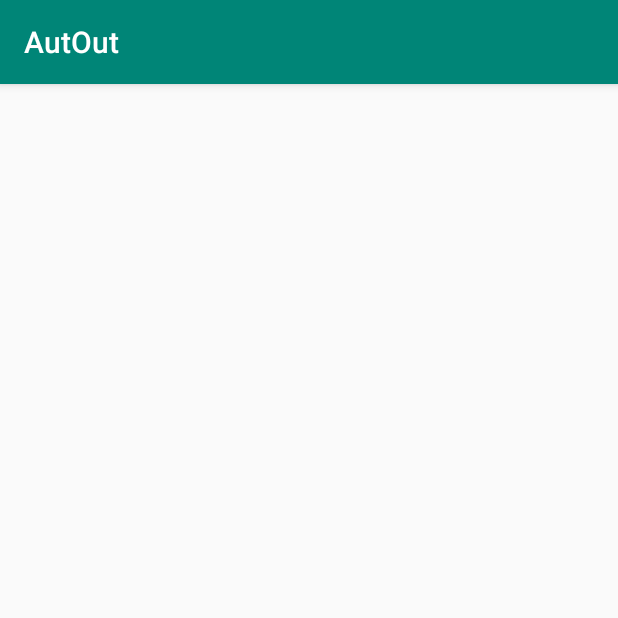
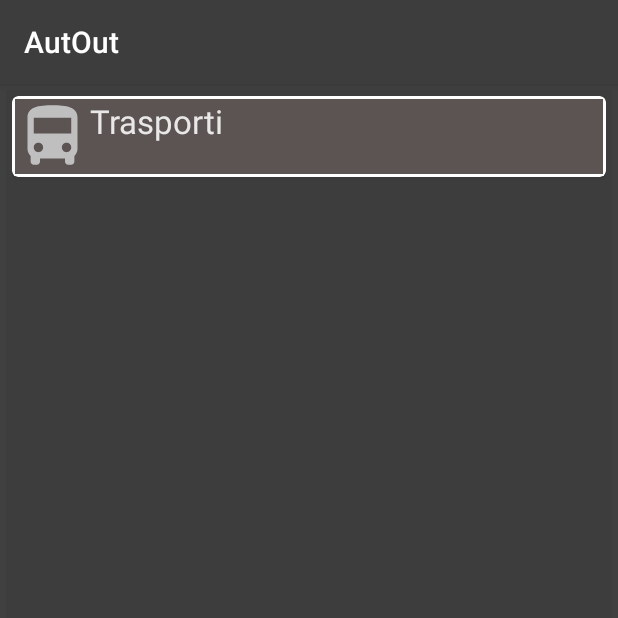
Before and after one commit to litlatte/AutOut_b, an Android app: the screen it shows after launch (aiuto), after a tap on an icon or button, on a phone screen of 412 x 824 dp, the top half of it. Run offline under Robolectric (Android 15) with nearby library versions, the light colour scheme and no system bars; libraries missing offline, so code that uses them is left out: pub.devrel.easypermissions; 1 statement that could not run was skipped.

Commit message:
Sistemata grafica sezione aiuto, Inziata Palette, Aggiunto sistema per orari traspoti

```diff
--- a/app/build.gradle
+++ b/app/build.gradle
@@ -24,8 +24,11 @@ dependencies {
     implementation 'com.android.support:appcompat-v7:28.0.0'
     implementation 'com.android.support.constraint:constraint-layout:1.1.3'
     implementation 'pub.devrel:easypermissions:0.2.0'
+    implementation 'com.android.support:recyclerview-v7:28.0.0'
+    implementation 'com.android.support:cardview-v7:28.0.0'
     testImplementation 'junit:junit:4.12'
     androidTestImplementation 'com.android.support.test:runner:1.0.2'
     androidTestImplementation 'com.android.support.test.espresso:espresso-core:3.0.2'
-    implementation 'com.android.support:recyclerview-v7:28.0.0'
+
+
 }
--- /dev/null
+++ b/app/src/main/java/com/iiseinstein/autout/CardListAdapter.java
@@ -0,0 +1,51 @@
+package com.iiseinstein.autout;
+
+import android.support.annotation.NonNull;
+import android.support.v7.widget.RecyclerView;
+import android.view.LayoutInflater;
+import android.view.View;
+import android.view.ViewGroup;
+import android.widget.ImageView;
+import android.widget.TextView;
+
+import java.util.ArrayList;
+
+public class CardListAdapter extends RecyclerView.Adapter<CardListAdapter.CardListViewHolder>{
+    private ArrayList<CardListItem> mCardList;
+
+    @NonNull
+    @Override
+    public CardListViewHolder onCreateViewHolder(@NonNull ViewGroup viewGroup, int i) {
+        View v = LayoutInflater.from(viewGroup.getContext()).inflate(R.layout.carditem, viewGroup, false);
+        CardListViewHolder clvh = new CardListViewHolder(v);
+        return clvh;
+    }
+
+    public CardListAdapter(ArrayList<CardListItem> CardList){
+        mCardList=CardList;
+
+    }
+
+    @Override
+    public void onBindViewHolder(@NonNull CardListViewHolder cardListViewHolder, int i) {
+        CardListItem currentitem = mCardList.get(i);
+        cardListViewHolder.mImageView.setImageResource(currentitem.getImageResource());
+        cardListViewHolder.mTextView.setText(currentitem.getText());
+    }
+
+    @Override
+    public int getItemCount() {
+        return mCardList.size();
+    }
+
+    public static class CardListViewHolder extends RecyclerView.ViewHolder{
+        public ImageView mImageView;
+        public TextView mTextView;
+        public CardListViewHolder(@NonNull View itemView) {
+            super(itemView);
+            mImageView = itemView.findViewById(R.id.imageView);
+            mTextView = itemView.findViewById(R.id.textView);
+
+        }
+    }
+}
--- /dev/null
+++ b/app/src/main/java/com/iiseinstein/autout/CardListItem.java
@@ -0,0 +1,23 @@
+package com.iiseinstein.autout;
+
+public class CardListItem {
+    private int mImageResource;
+    private String  mText;
+
+    public CardListItem(int ImageResource, String Text){
+        mImageResource = ImageResource;
+        mText=Text;
+
+    }
+
+
+    public int getImageResource(){
+        return mImageResource;
+    }
+
+    public String getText(){
+        return mText;
+    }
+
+
+}
--- /dev/null
+++ b/app/src/main/java/com/iiseinstein/autout/DownloadFile.java
@@ -0,0 +1,95 @@
+package com.iiseinstein.autout;
+
+import android.content.Context;
+import android.net.ConnectivityManager;
+import android.net.NetworkInfo;
+import android.os.AsyncTask;
+import android.os.Environment;
+import android.util.Log;
+
+import java.io.BufferedInputStream;
+import java.io.File;
+import java.io.FileOutputStream;
+import java.io.InputStream;
+import java.io.OutputStream;
+import java.net.URL;
+import java.net.URLConnection;
+
+import static android.content.ContentValues.TAG;
+
+public class DownloadFile extends AsyncTask<String, String, String> {
+
+    private String fileName;//Nome del file
+    private String folder;
+
+    //@Override
+    //protected void onPreExecute() {
+    //}
+    public static boolean isNetworkConnected(Context c) {
+        ConnectivityManager conManager = (ConnectivityManager) c.getSystemService(Context.CONNECTIVITY_SERVICE);
+        NetworkInfo netInfo = conManager.getActiveNetworkInfo();
+        return ( netInfo != null && netInfo.isConnected() );//La funzione ritorna un valore bool
+    }
+
+    @Override
+    protected String doInBackground(String... f_url) {//Funzione che scaricherà il file in background
+        int count;
+        try {
+
+            URL url = new URL(f_url[0]);//L'url da cui scarcare il file viene parsato in URL
+            URLConnection connection = url.openConnection();//Crea una connesione con l'url
+            connection.connect();//Usa la connesione creata e si connette
+
+
+            int lengthOfFile = connection.getContentLength();//Viene letta la lunghezza del file
+
+
+            InputStream input = new BufferedInputStream(url.openStream(), 8192);
+
+
+            //Extract file name from URL
+            fileName = f_url[0].substring(f_url[0].lastIndexOf('/') + 1, f_url[0].length());
+
+
+            //External directory path to save file
+            folder = Environment.getExternalStorageDirectory() + File.separator + "AutOut/";
+
+            //Create androiddeft folder if it does not exist
+            File directory = new File(folder);
+
+            if (!directory.exists()) {
+                directory.mkdirs();
+            }
+
+            // Output stream to write file
+            OutputStream output = new FileOutputStream(folder +"new"+ fileName);
+
+            byte data[] = new byte[1024];
+
+            long total = 0;
+
+            while ((count = input.read(data)) != -1) {
+                total += count;
+                // publishing the progress....
+
+                Log.d(TAG, "Progress: " + (int) ((total * 100) / lengthOfFile));
+
+                // writing data to file
+                output.write(data, 0, count);
+            }
+
+            // flushing output
+            output.flush();
+
+            // closing streams
+            output.close();
+            input.close();
+            return "Downloaded at: " + folder + fileName;
+
+        } catch (Exception e) {
+            Log.e("Error: ", e.getMessage());
+        }
+
+        return "Something went wrong";
+    }
+}
--- a/app/src/main/java/com/iiseinstein/autout/MainActivity.java
+++ b/app/src/main/java/com/iiseinstein/autout/MainActivity.java
@@ -1,30 +1,13 @@
 package com.iiseinstein.autout;
 
 import android.Manifest;
-import android.app.ProgressDialog;
-import android.content.Context;
 import android.content.Intent;
-import android.content.pm.PackageManager;
-import android.net.ConnectivityManager;
-import android.net.NetworkInfo;
-import android.os.AsyncTask;
-
-import java.io.BufferedInputStream;
 import java.io.BufferedReader;
-import java.io.FileInputStream;
-import java.io.FileOutputStream;
 import java.io.FileReader;
 import java.io.IOException;
-import java.io.InputStream;
-import java.io.InputStreamReader;
-import java.io.OutputStream;
-import java.net.URL;
-import java.net.URLConnection;
 
-import android.os.Debug;
+import android.net.Uri;
 import android.os.Environment;
-import android.support.v4.app.ActivityCompat;
-import android.support.v4.content.ContextCompat;
 import android.support.v7.app.AppCompatActivity;
 import android.os.Bundle;
 import android.util.Log;
@@ -38,6 +21,8 @@ import java.io.File;
 
 import java.util.ArrayList;
 import java.util.List;
+
+import static com.iiseinstein.autout.DownloadFile.isNetworkConnected;
 
 
 public class MainActivity extends AppCompatActivity implements EasyPermissions.PermissionCallbacks {
@@ -68,41 +53,30 @@ public class MainActivity extends AppCompatActivity implements EasyPermissions.P
 
     //variabili per il download del file
     private static final String TAG = MainActivity.class.getSimpleName();//Nome della classe MainActivity
-    private String url="https://raw.githubusercontent.com/gruppoautismo/GestioneFile/master/list.lst";//Contiene il link da cui verrà scaricato il file
+    private String listurl="https://raw.githubusercontent.com/gruppoautismo/GestioneFile/master/list.lst";//Contiene il link da cui verrà scaricato il file
     private static final int WRITE_REQUEST_CODE = 300;//Codice che serve per chiedere al dispositivo che é un operazione di scrittura
     //Inizializzo una funzione che servirà poi per controllare se il dispositivo é connesso a internet
-
-    public static boolean isNetworkConnected(Context c) {
-        ConnectivityManager conManager = (ConnectivityManager) c.getSystemService(Context.CONNECTIVITY_SERVICE);
-        NetworkInfo netInfo = conManager.getActiveNetworkInfo();
-        return ( netInfo != null && netInfo.isConnected() );//La funzione ritorna un valore bool
-    }
 
 
 
 
 
-    @Override
 
 
-    protected void onCreate(Bundle savedInstanceState) {
 
-        super.onCreate(savedInstanceState);
-        setContentView(R.layout.activity_main);
-        Log.d("Write id", Manifest.permission.WRITE_EXTERNAL_STORAGE);
-
+    public void download(String filename, String link){
         if(isNetworkConnected(this)){
 
             if (EasyPermissions.hasPermissions(MainActivity.this, Manifest.permission.WRITE_EXTERNAL_STORAGE)) {
                 //Get the URL entered
                 Toast.makeText(this, "Download file necessari...", Toast.LENGTH_LONG);
-                new DownloadFile().execute(url);
+                new DownloadFile().execute(link);
 
 
-                File newf = new File(Environment.getExternalStorageDirectory() + "/AutOut/newlist.lst");//Oggetto di tipo file per il nuovo file
+                File newf = new File(Environment.getExternalStorageDirectory() + "/AutOut/new" +filename);//Oggetto di tipo file per il nuovo file
                 Log.e("Newfileex", Boolean.toString(newf.exists()));
                 List<String> newfsl = new ArrayList<>();//Array di stringhe che conterrà il file appena scaricato
-                File oldf = new File(Environment.getExternalStorageDirectory() + "/AutOut/" + "list.lst");//Oggetto di tipo file per il nuovo file
+                File oldf = new File(Environment.getExternalStorageDirectory() + "/AutOut/" + filename);//Oggetto di tipo file per il nuovo file
                 List<String> oldfsl = new ArrayList<>();//Array di stringhe che conterrà il file appena scaricato
                 Log.e("1a", "1a");
                 readFile(newf, newfsl);//Legge il nuovo file
@@ -151,6 +125,18 @@ public class MainActivity extends AppCompatActivity implements EasyPermissions.P
                 Log.e("Sorry", "Sorry");
             }
         }
+    }
+    public void checkupdatelist(){
+        download("list.lst", listurl);
+    }
+    @Override
+    protected void onCreate(Bundle savedInstanceState) {
+
+        super.onCreate(savedInstanceState);
+        setContentView(R.layout.activity_main);
+        Log.d("Write id", Manifest.permission.WRITE_EXTERNAL_STORAGE);
+
+        checkupdatelist();
         /*File f = new File(Environment.getExternalStorageDirectory() + "/AutOut");
         if(f.exists()){
             f= new File(Environment.getExternalStorageDirectory()+"/AutOut/");
@@ -171,6 +157,7 @@ public class MainActivity extends AppCompatActivity implements EasyPermissions.P
             @Override
             public void onClick(View v) {
                 Log.d("button log", "Clicked!");
+                apri_trasporti();
             }
         });
         aiuto_b=(ImageView)findViewById(R.id.Aiuto);
@@ -209,10 +196,16 @@ public class MainActivity extends AppCompatActivity implements EasyPermissions.P
         Intent intent = new Intent(this, aiuto.class);
         startActivity(intent);
     }
+    void apri_trasporti(){//Funzione necessaria per far partire l'attività in caso cliccato Aiuto
+        Intent browserIntent = new Intent(Intent.ACTION_VIEW,
+                Uri.parse("http://www.muoversi.regione.lombardia.it/planner/"));
+        startActivity(browserIntent);
+    }
+
     @Override
     public void onPermissionsGranted(int requestCode, List<String> perms) {//Funzione che viene chiamata se l'utente(La prima volta) da i permessi di scrittura all'app
         //Download the file once permission is granted
-        new DownloadFile().execute(url);//Richiama la funzione per scarivare il file
+        new DownloadFile().execute(listurl);//Richiama la funzione per scarivare il file
     }
 
     @Override
@@ -223,74 +216,5 @@ public class MainActivity extends AppCompatActivity implements EasyPermissions.P
     /**
      * Async Task to download file from URL
      */
-    private class DownloadFile extends AsyncTask<String, String, String> {
 
-        private String fileName;//Nome del file
-        private String folder;
-
-        //@Override
-        //protected void onPreExecute() {
-        //}
-
-        @Override
-        protected String doInBackground(String... f_url) {//Funzione che scaricherà il file in background
-            int count;
-            try {
-
-                URL url = new URL(f_url[0]);//L'url da cui scarcare il file viene parsato in URL
-                URLConnection connection = url.openConnection();//Crea una connesione con l'url
-                connection.connect();//Usa la connesione creata e si connette
-
-
-                int lengthOfFile = connection.getContentLength();//Viene letta la lunghezza del file
-
-
-                InputStream input = new BufferedInputStream(url.openStream(), 8192);
-
-
-                //Extract file name from URL
-                fileName = f_url[0].substring(f_url[0].lastIndexOf('/') + 1, f_url[0].length());
-
-
-                //External directory path to save file
-                folder = Environment.getExternalStorageDirectory() + File.separator + "AutOut/";
-
-                //Create androiddeft folder if it does not exist
-                File directory = new File(folder);
-
-                if (!directory.exists()) {
-                    directory.mkdirs();
-                }
-
-                // Output stream to write file
-                OutputStream output = new FileOutputStream(folder +"new"+ fileName);
-
-                byte data[] = new byte[1024];
-
-                long total = 0;
-
-                while ((count = input.read(data)) != -1) {
-                    total += count;
-                    // publishing the progress....
-                    Log.d(TAG, "Progress: " + (int) ((total * 100) / lengthOfFile));
-
-                    // writing data to file
-                    output.write(data, 0, count);
-                }
-
-                // flushing output
-                output.flush();
-
-                // closing streams
-                output.close();
-                input.close();
-                return "Downloaded at: " + folder + fileName;
-
-            } catch (Exception e) {
-                Log.e("Error: ", e.getMessage());
-            }
-
-            return "Something went wrong";
-        }
-    }
 }
--- a/app/src/main/java/com/iiseinstein/autout/aiuto.java
+++ b/app/src/main/java/com/iiseinstein/autout/aiuto.java
@@ -2,34 +2,32 @@ package com.iiseinstein.autout;
 
 import android.support.v7.app.AppCompatActivity;
 import android.os.Bundle;
+import android.support.v7.widget.LinearLayoutManager;
 import android.support.v7.widget.RecyclerView;
 import android.view.View;
-import android.widget.Button;
-import android.widget.LinearLayout;
-import android.support.v7.widget.LinearLayoutManager;
-import android.widget.TextView;
 import android.widget.Toast;
-import java.io.File;
+
+import java.util.ArrayList;
+
 public class aiuto extends AppCompatActivity {
+    private RecyclerView mRecyclerView;
+    private RecyclerView.LayoutManager mLayoutManager;
+    private RecyclerView.Adapter mAdapter;
+
     @Override
     protected void onCreate(Bundle savedInstanceState) {
         super.onCreate(savedInstanceState);
         setContentView(R.layout.activity_aiuto);
-        //String ArrayCreat
-        /*LinearLayout layout = (LinearLayout) findViewById(R.id.linearlayout);
-        TextView[] tx = new TextView[10];
-        for(int i=0; i<10; i++){
-            final TextView rowTextView = new TextView(this);
+        ArrayList<CardListItem> listaProblemi = new ArrayList<>();
+        listaProblemi.add(new CardListItem(R.drawable.ic_directions_bus_black_24dp, "Trasporti"));
 
-            // set some properties of rowTextView or something
-            rowTextView.setText("This is row #" + i);
+        mRecyclerView = findViewById(R.id.recyclerView);
+        mRecyclerView.setHasFixedSize(true);
+        mLayoutManager = new LinearLayoutManager(this);
+        mAdapter= new CardListAdapter(listaProblemi);
 
-            // add the textview to the linearlayout
-            layout.addView(rowTextView);
-
-            // save a reference to the textview for later
-            tx[i] = rowTextView;
-        }*/
+        mRecyclerView.setLayoutManager(mLayoutManager);
+        mRecyclerView.setAdapter(mAdapter);
     }
     private View.OnClickListener mThisButtonListener = new View.OnClickListener() {
         public void onClick(View v) {
--- /dev/null
+++ b/app/src/main/res/drawable/ic_directions_bus_black_24dp.xml
@@ -0,0 +1,5 @@
+<vector android:height="24dp" android:tint="#BFBFBF"
+    android:viewportHeight="24.0" android:viewportWidth="24.0"
+    android:width="24dp" xmlns:android="http://schemas.android.com/apk/res/android">
+    <path android:fillColor="#FF000000" android:pathData="M4,16c0,0.88 0.39,1.67 1,2.22L5,20c0,0.55 0.45,1 1,1h1c0.55,0 1,-0.45 1,-1v-1h8v1c0,0.55 0.45,1 1,1h1c0.55,0 1,-0.45 1,-1v-1.78c0.61,-0.55 1,-1.34 1,-2.22L20,6c0,-3.5 -3.58,-4 -8,-4s-8,0.5 -8,4v10zM7.5,17c-0.83,0 -1.5,-0.67 -1.5,-1.5S6.67,14 7.5,14s1.5,0.67 1.5,1.5S8.33,17 7.5,17zM16.5,17c-0.83,0 -1.5,-0.67 -1.5,-1.5s0.67,-1.5 1.5,-1.5 1.5,0.67 1.5,1.5 -0.67,1.5 -1.5,1.5zM18,11L6,11L6,6h12v5z"/>
+</vector>
--- /dev/null
+++ b/app/src/main/res/drawable/ic_school_black_24dp.xml
@@ -0,0 +1,5 @@
+<vector android:height="24dp" android:tint="#BFBFBF"
+    android:viewportHeight="24.0" android:viewportWidth="24.0"
+    android:width="24dp" xmlns:android="http://schemas.android.com/apk/res/android">
+    <path android:fillColor="#FF000000" android:pathData="M5,13.18v4L12,21l7,-3.82v-4L12,17l-7,-3.82zM12,3L1,9l11,6 9,-4.91V17h2V9L12,3z"/>
+</vector>
--- a/app/src/main/res/layout/activity_aiuto.xml
+++ b/app/src/main/res/layout/activity_aiuto.xml
@@ -1,21 +1,16 @@
 <?xml version="1.0" encoding="utf-8"?>
-<android.support.constraint.ConstraintLayout xmlns:android="http://schemas.android.com/apk/res/android"
-    xmlns:app="http://schemas.android.com/apk/res-auto"
-    xmlns:tools="http://schemas.android.com/tools"
-    android:layout_width="match_parent"
+<RelativeLayout android:layout_width="match_parent"
     android:layout_height="match_parent"
-    tools:context=".aiuto">
-
-    <LinearLayout
-        android:id="@+id/linearlayout"
+    android:padding="4dp"
+    android:background="@color/Background"
+    xmlns:android="http://schemas.android.com/apk/res/android">
+    <android.support.v7.widget.RecyclerView
+        android:id="@+id/recyclerView"
         android:layout_width="match_parent"
         android:layout_height="match_parent"
-        android:gravity="center" >
+        android:padding="4dp"
+        android:scrollbars="vertical"
+        android:background="@color/colorPrimary"/>
 
-        <android.support.v7.widget.RecyclerView
-            android:id="@+id/recyclerView"
-            android:layout_width="match_parent"
-            android:layout_height="match_parent"
-            android:scrollbars="vertical"/>
-    </LinearLayout>
-</android.support.constraint.ConstraintLayout>
+
+</RelativeLayout>
--- a/app/src/main/res/layout/activity_main.xml
+++ b/app/src/main/res/layout/activity_main.xml
@@ -4,8 +4,8 @@
     xmlns:tools="http://schemas.android.com/tools"
     android:layout_width="match_parent"
     android:layout_height="match_parent"
-    tools:context=".MainActivity">
-
+    tools:context=".MainActivity"
+    android:background="@color/Background">
     <LinearLayout
         android:layout_width="match_parent"
         android:layout_height="match_parent"
--- /dev/null
+++ b/app/src/main/res/layout/carditem.xml
@@ -0,0 +1,30 @@
+<?xml version="1.0" encoding="utf-8"?>
+<android.support.v7.widget.CardView xmlns:android="http://schemas.android.com/apk/res/android"
+    android:layout_width="match_parent"
+    android:layout_height="wrap_content"
+    xmlns:app="http://schemas.android.com/apk/res-auto"
+    app:cardCornerRadius="4dp"
+    android:layout_marginBottom="4dp">
+
+
+    <RelativeLayout
+        android:layout_width="match_parent"
+        android:layout_height="match_parent"
+        android:layout_margin="2dp"
+        android:background="@color/ElementsBackground">
+        <ImageView
+            android:id="@+id/imageView"
+            android:layout_width="50dp"
+            android:layout_height="50dp" />
+        <TextView
+            android:id="@+id/textView"
+            android:layout_width="wrap_content"
+            android:layout_height="wrap_content"
+            android:layout_toEndOf="@+id/imageView"
+            android:text="Problema"
+            android:textSize="22sp"
+            android:textStyle="normal"
+
+            android:textColor="@color/TextColor"/>
+    </RelativeLayout>
+</android.support.v7.widget.CardView>
--- a/app/src/main/res/values/colors.xml
+++ b/app/src/main/res/values/colors.xml
@@ -1,6 +1,10 @@
 <?xml version="1.0" encoding="utf-8"?>
 <resources>
-    <color name="colorPrimary">#008577</color>
-    <color name="colorPrimaryDark">#00574B</color>
-    <color name="colorAccent">#D81B60</color>
+    <color name="colorPrimary">#3D3D3D</color>
+    <color name="colorPrimaryDark">#222222</color>
+    <color name="colorAccent">#A59298</color>
+    <color name="Background">#404040</color>
+    <color name="ElementsBackground">#5C5353</color>
+    <color name="TextColor">#E9E8E8</color>
+
 </resources>
--- a/build.gradle
+++ b/build.gradle
@@ -18,7 +18,9 @@ allprojects {
     repositories {
         google()
         jcenter()
-
+        maven {
+            url "https://maven.google.com"
+        }
     }
 }
 
```
Also changed, not shown: app/src/main/AndroidManifest.xml (+7 -4 lines).
